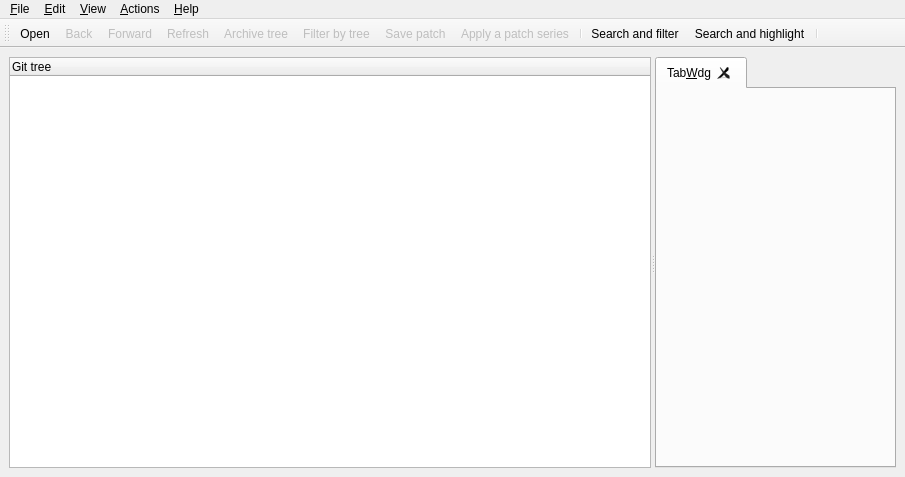
This is src/mainview.ui in eagafonov/qgit as Qt 5 draws it before an edit. The edited form follows.
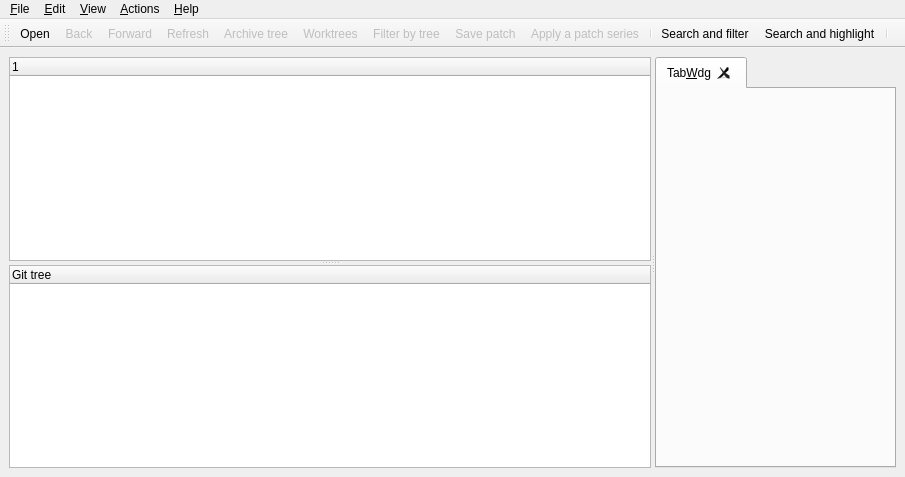
This is the edited form. Icons and pictures are not drawn. Custom widgets are drawn as their Qt base class.

Commit message:
WIP: Worktree list and actions
- Worktree branch indicator + 'Switch to worktree' action in commits list
- Separate Worktree list

The edit to the form file:
```diff
--- a/src/mainview.ui
+++ b/src/mainview.ui
@@ -42,6 +42,11 @@
       <property name="orientation">
        <enum>Qt::Orientation::Horizontal</enum>
       </property>
+      <widget class="QSplitter" name="leftSplitter">
+       <property name="orientation">
+        <enum>Qt::Orientation::Vertical</enum>
+       </property>
+       <widget class="WorktreeView" name="worktreeView"/>
       <widget class="TreeView" name="treeView">
        <property name="contextMenuPolicy">
         <enum>Qt::ContextMenuPolicy::CustomContextMenu</enum>
@@ -61,6 +66,7 @@
         </property>
        </column>
       </widget>
+      </widget>
       <widget class="QTabWidget" name="tabWdg">
        <property name="tabsClosable">
         <bool>true</bool>
@@ -99,6 +105,7 @@
    <addaction name="ActForward"/>
    <addaction name="ActRefresh"/>
    <addaction name="ActShowTree"/>
+   <addaction name="ActShowWorktrees"/>
    <addaction name="ActFilterTree"/>
    <addaction name="ActMailFormatPatch"/>
    <addaction name="ActMailApplyPatch"/>
@@ -530,6 +537,30 @@
     <string>T</string>
    </property>
   </action>
+  <action name="ActShowWorktrees">
+   <property name="checkable">
+    <bool>true</bool>
+   </property>
+   <property name="enabled">
+    <bool>false</bool>
+   </property>
+   <property name="icon">
+    <iconset theme="vcs-branch" resource="icons.qrc">
+     <normaloff>:/icons/resources/vcs-branch.svg</normaloff>:/icons/resources/vcs-branch.svg</iconset>
+   </property>
+   <property name="text">
+    <string>Show &amp;worktrees</string>
+   </property>
+   <property name="iconText">
+    <string>Worktrees</string>
+   </property>
+   <property name="toolTip">
+    <string>Toggle worktrees view (W)</string>
+   </property>
+   <property name="shortcut">
+    <string>W</string>
+   </property>
+  </action>
   <action name="ActDelete">
    <property name="enabled">
     <bool>false</bool>
@@ -903,6 +934,11 @@
    <extends>QTreeWidget</extends>
    <header>treeview.h</header>
   </customwidget>
+  <customwidget>
+   <class>WorktreeView</class>
+   <extends>QTreeWidget</extends>
+   <header>worktreeview.h</header>
+  </customwidget>
  </customwidgets>
  <resources>
   <include location="icons.qrc"/>
```
Left out of the diff: 50 changed lines with no effect on the pictures. The commit also changes 14 other files.
